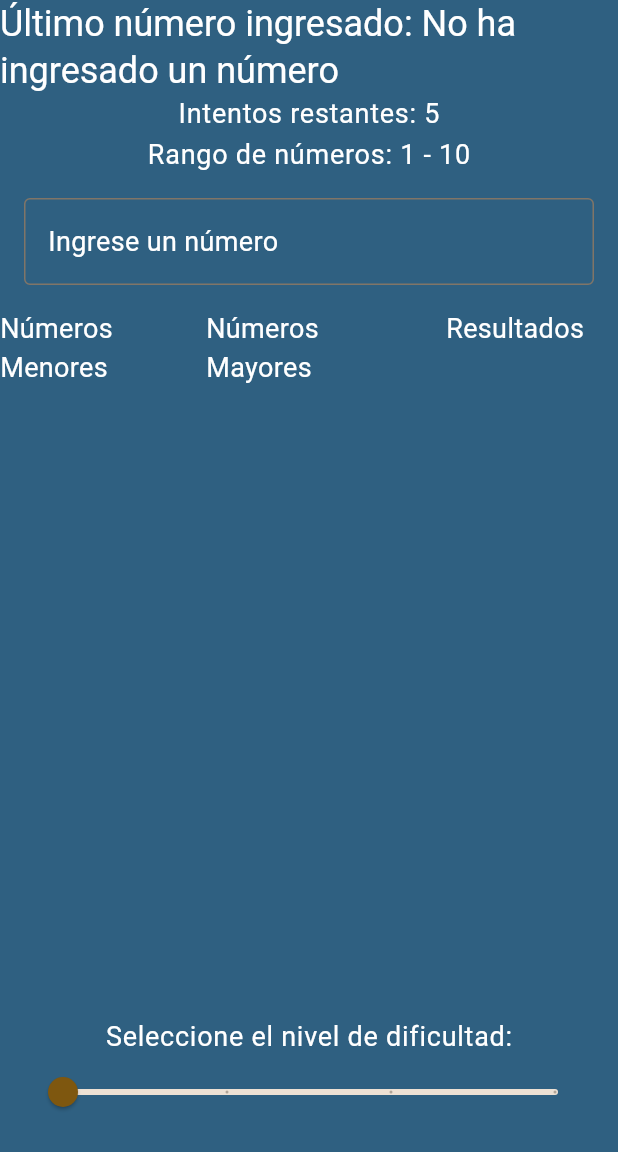
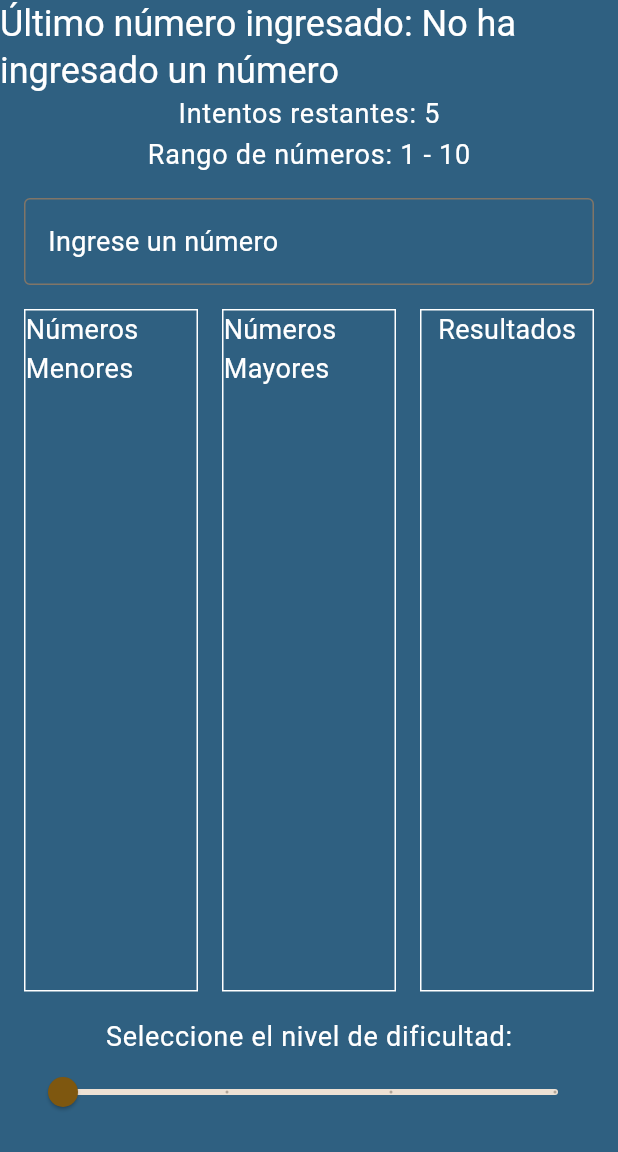
Before and after one commit to cuevasrja/AdivinaElNumero-Desafio, a Flutter app: the screen it shows after launch, on a phone screen of 412 x 824 dp, the part 84-1236 px from its top. Run offline on Flutter 3.47's test engine with Material 3 defaults, Android fonts, the phone set to English and light mode, and no system bars.

Commit message:
Agregar separadores y mejorar el diseño de las columnas de adivinanza con bordes

```diff
--- a/lib/components/guess_columns.dart
+++ b/lib/components/guess_columns.dart
@@ -18,9 +18,13 @@ class GuessColumns extends StatelessWidget {
     return Expanded(
       child: Row(
         children: [
+          _buildSeparator(),
           _buildColumn('Números Menores', lowNumbers),
+          _buildSeparator(),
           _buildColumn('Números Mayores', highNumbers),
+          _buildSeparator(),
           _buildGuessesColumn('Resultados', guesses),
+          _buildSeparator(),
         ],
       ),
     );
@@ -28,6 +32,10 @@ class GuessColumns extends StatelessWidget {
 
   Widget _buildColumn(String title, List<int> numbers) {
     return Expanded(
+      child: Container(
+        decoration: BoxDecoration(
+          border: Border.all(color: Colors.white),
+        ),
         child: Column(
           children: [
             Text(title, style: TextStyle(color: Colors.white, fontSize: 18)),
@@ -50,11 +58,16 @@ class GuessColumns extends StatelessWidget {
             ),
           ],
         ),
+      ),
     );
   }
 
   Widget _buildGuessesColumn(String title, List<NumberGuess> guesses) {
     return Expanded(
+      child: Container(
+        decoration: BoxDecoration(
+          border: Border.all(color: Colors.white),
+        ),
         child: Column(
           children: [
             Text(title, style: TextStyle(color: Colors.white, fontSize: 18)),
@@ -79,6 +92,11 @@ class GuessColumns extends StatelessWidget {
             ),
           ],
         ),
+      ),
     );
   }
+
+  Widget _buildSeparator() {
+    return SizedBox(width: 16);
   }
+}
```
Lines whose indentation alone changed are shown as unchanged.
